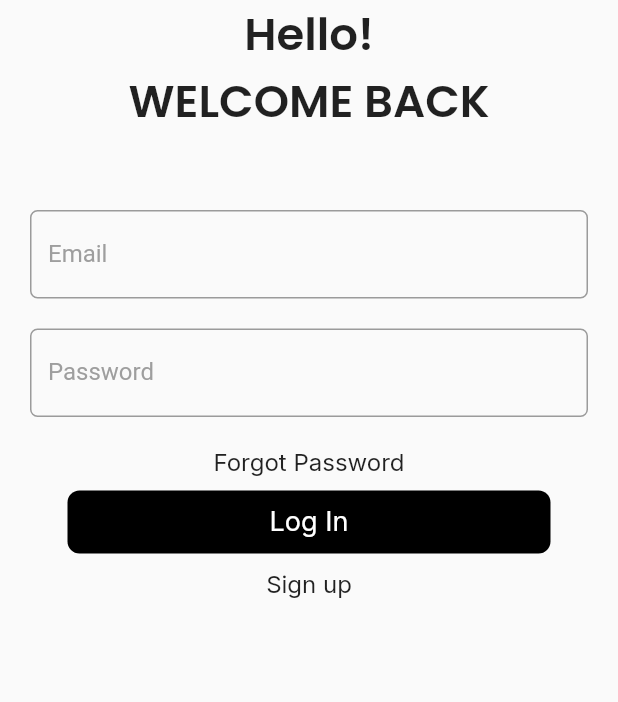
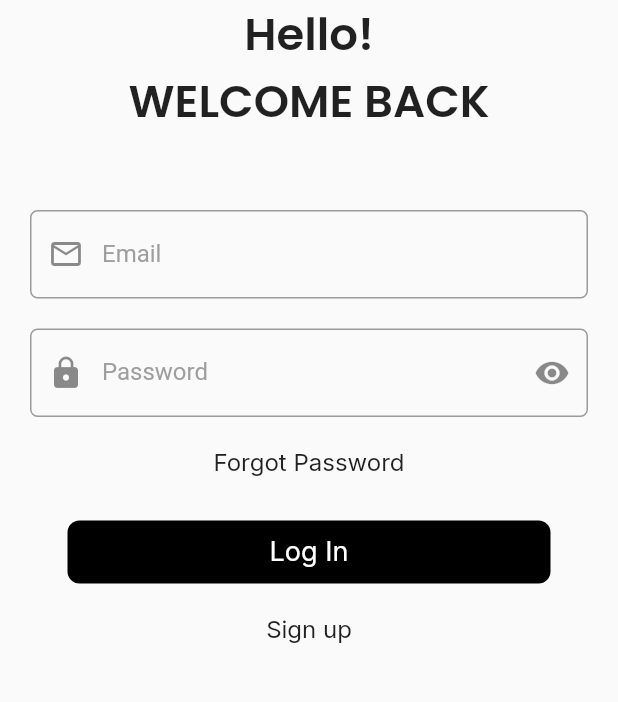
Before and after one commit to Dharmeshkatariya/ecommerce_shopping_app, a Flutter app: the screen it shows after launch, on a phone screen of 412 x 824 dp, the part 126-828 px from its top. Run offline on Flutter 3.47's test engine with Material 2 defaults, Android fonts, the phone set to English and light mode, and no system bars; our stand-ins replace dio, flutter_svg, get, google_fonts.

```diff
--- /dev/null
+++ b/lib/binding/loginscreen_binding.dart
@@ -0,0 +1,11 @@
+import 'package:furniture_shoping/controller/loginscreen_controller.dart';
+import 'package:get/get.dart';
+
+class LogInScreenBinding extends Bindings{
+  @override
+  void dependencies() {
+    Get.lazyPut<LogInScreenController>(() => LogInScreenController());
+    // TODO: implement dependencies
+  }
+
+}
--- a/lib/common.dart
+++ b/lib/common.dart
@@ -4,8 +4,9 @@ import 'package:flutter_svg/flutter_svg.dart';
 import 'package:google_fonts/google_fonts.dart';
 
 class Common {
-  static Widget button({required String text}) {
+  static Widget button({required String text,GestureTapCallback? onTap}) {
     return GestureDetector(
+      onTap: onTap,
         child: Container(
 
       alignment: Alignment.center,
@@ -21,12 +22,16 @@ class Common {
   }
 
   static Widget textFormFiled(
-      {Widget? suficon,
+      {
+        Widget? suficon,
+        Widget? preicon,
       TextEditingController? controller,
       String? labeltext,
+        dynamic validator,
      }) {
     return TextFormField(
       controller: controller,
+      validator: validator,
       decoration: InputDecoration(
           labelText: labeltext,
           focusedBorder: const OutlineInputBorder(
@@ -34,10 +39,11 @@ class Common {
               borderSide: BorderSide(color: Colors.grey)),
           labelStyle: const TextStyle(color: Colors.grey),
           hintText: labeltext,
-          hintStyle: TextStyle(color: Colors.black),
+          hintStyle: const TextStyle(color: Colors.black),
           focusColor: Colors.black,
           hoverColor: Colors.black,
           suffixIcon: suficon,
+          prefixIcon: preicon,
           border: OutlineInputBorder(
             borderRadius: BorderRadius.circular(5),
           )),
--- a/lib/controller/loginscreen_controller.dart
+++ b/lib/controller/loginscreen_controller.dart
@@ -1,5 +1,9 @@
+import 'package:flutter/cupertino.dart';
 import 'package:get/get.dart';
 
 class LogInScreenController extends GetxController{
 
+  final emailController = TextEditingController();
+  final passController = TextEditingController();
+  final form = GlobalKey<FormState>();
 }
--- a/lib/routes/nameroutes.dart
+++ b/lib/routes/nameroutes.dart
@@ -1,3 +1,4 @@
 class NameRoutes {
    static const String loginScreen = "/loginscreen";
+   static const String signUpScreen = "/signUpScreen";
 }
--- a/lib/routes/pageroute.dart
+++ b/lib/routes/pageroute.dart
@@ -1,10 +1,13 @@
+import 'package:furniture_shoping/binding/loginscreen_binding.dart';
 import 'package:furniture_shoping/routes/nameroutes.dart';
+import 'package:furniture_shoping/screen/signup_screen.dart';
 import 'package:get/get.dart';
 
 import '../screen/loginscreen.dart';
 
 class PageRoutes {
   static final pages = [
-    GetPage(name: NameRoutes.loginScreen, page: () => LogInScreen()),
+    GetPage(name: NameRoutes.loginScreen, page: () => LogInScreen(),binding: LogInScreenBinding()),
+    GetPage(name: NameRoutes.signUpScreen, page: () => SignUpScreen()),
   ];
 }
--- a/lib/screen/loginscreen.dart
+++ b/lib/screen/loginscreen.dart
@@ -2,8 +2,11 @@ import 'package:flutter/cupertino.dart';
 import 'package:flutter/material.dart';
 import 'package:furniture_shoping/common.dart';
 import 'package:furniture_shoping/utills/google_font.dart';
+import 'package:get/get.dart';
 
-class LogInScreen extends StatelessWidget {
+import '../controller/loginscreen_controller.dart';
+
+class LogInScreen extends GetView<LogInScreenController> {
   const LogInScreen({Key? key}) : super(key: key);
 
   @override
@@ -22,20 +25,60 @@ class LogInScreen extends StatelessWidget {
                     fontSize: 30, fontWeight: FontWeight.w600),
               ),
               const Padding(padding: EdgeInsets.symmetric(vertical: 25)),
-           Column(
+              Form(
+                key: controller.form,
+                child: Column(
                   children: [
                     Common.textFormFiled(
+                      validator: (value) {
+                        if (controller.emailController.text.isEmpty) {
+                          return 'email is required';
+                        }
+
+                        if (!RegExp(r'\S+@\S+\.\S+')
+                            .hasMatch(controller.emailController.text)) {
+                          return "Please enter a valid email address";
+                        }
+
+                        return null;
+                      },
+                      controller: controller.emailController,
                       labeltext: "Email",
+                      preicon: const Icon(Icons.email_outlined),
                     ),
                     const Padding(padding: EdgeInsets.symmetric(vertical: 10)),
                     Common.textFormFiled(
+                        validator: (value) {
+                          if (controller.emailController.text.isEmpty) {
+                            return 'password is required';
+                          }
+
+                          if (!RegExp(
+                                  r'^(?=.*?[A-Z])(?=.*?[a-z])(?=.*?[0-9])(?=.*?[!@#\$&*~]).{8,}$')
+                              .hasMatch(controller.emailController.text)) {
+                            return "Please enter a valid password ";
+                          }
+                          return null;
+                        },
+                        controller: controller.passController,
                         labeltext: "Password",
-               ),
+                        preicon: const Icon(Icons.lock),
+                        suficon: const Icon(Icons.visibility)),
                     const Padding(padding: EdgeInsets.symmetric(vertical: 10)),
                     _text(text: "Forgot Password"),
-               Common.button(text: "Log In"),
+                    const Padding(padding: EdgeInsets.symmetric(vertical: 10)),
+                    Common.button(text: "Log In",onTap: (){
+                      if(controller.form.currentState!.validate()){
+
+
+                      }
+
+
+                    }),
+                    const Padding(padding: EdgeInsets.symmetric(vertical: 5)),
                     _text(text: "Sign up"),
                   ],
+                ),
               )
             ],
           ),
--- /dev/null
+++ b/lib/utills/constant.dart
@@ -0,0 +1,3 @@
+class Constant {
+  static const String baseURL = "";
+}
--- a/pubspec.yaml
+++ b/pubspec.yaml
@@ -38,6 +38,7 @@ dependencies:
   get: ^4.6.5
   google_fonts: ^4.0.3
   flutter_svg: ^2.0.5
+  dio: ^5.1.1
 
 dev_dependencies:
   flutter_test:
```
Also changed, not shown: lib/api/rest_client.dart (added, +57 -0 lines), lib/custom_interceptors.dart (added, +19 -0 lines), lib/screen/signup_screen.dart (added, +25 -0 lines), pubspec.lock, 1 other file. Lines whose indentation alone changed are shown as unchanged.
